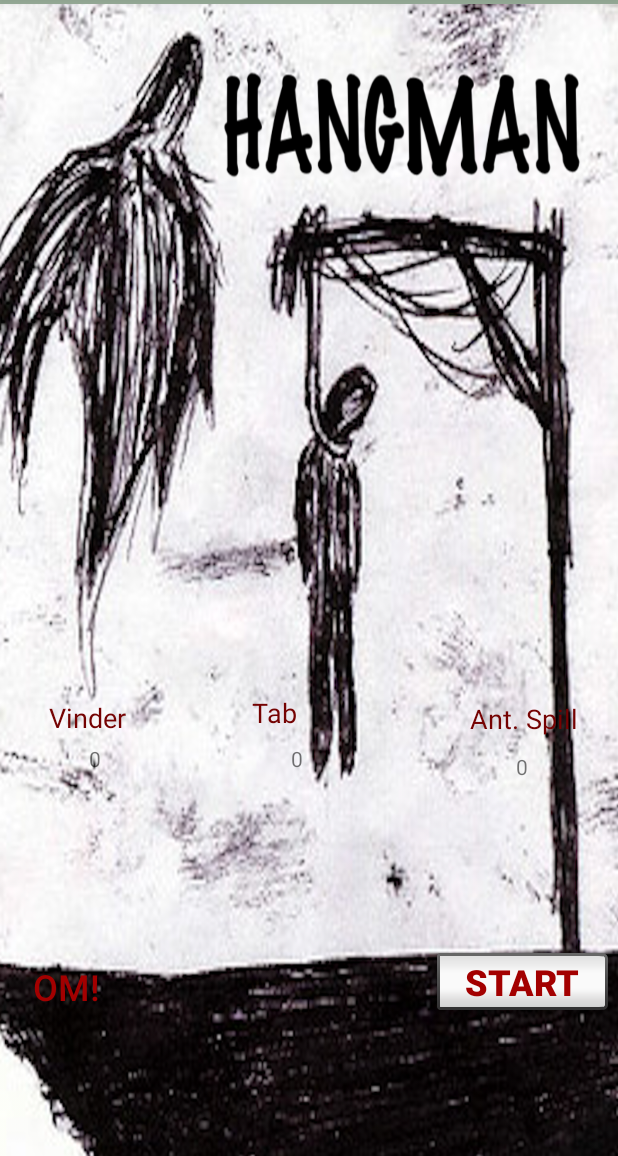
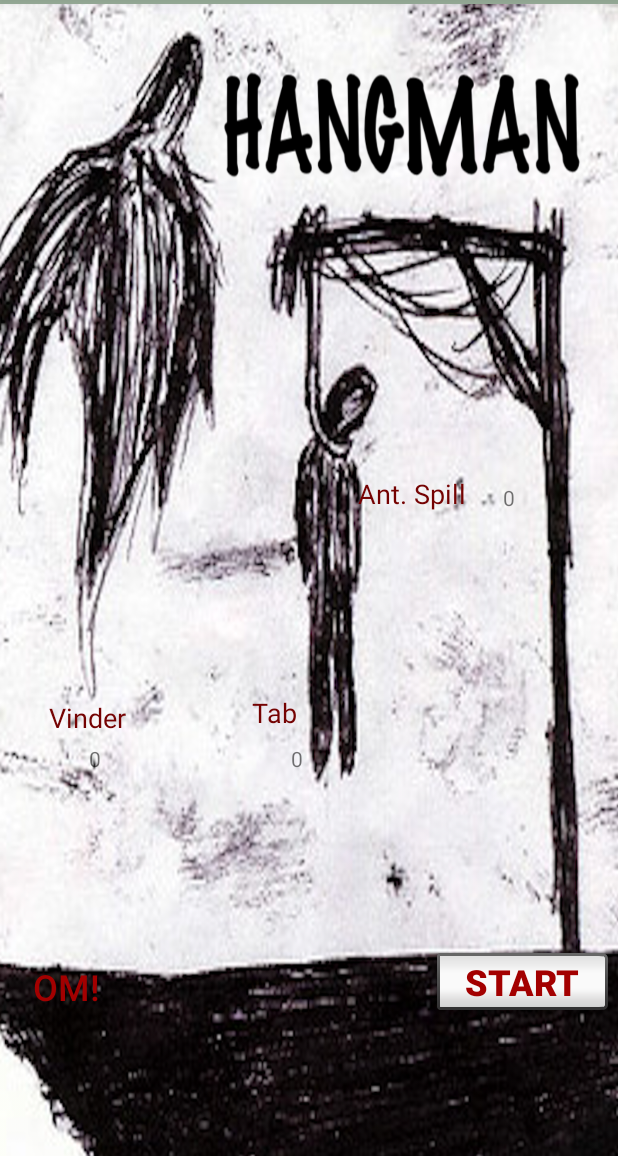
Before and after one commit to Thaer91/minGalgeleg-2, an Android app: the screen it shows after launch (MainActivity), on a phone screen of 412 x 824 dp, the part 80-1236 px from its top. Run offline under Robolectric (Android 15) with nearby library versions, the phone set to English and light mode, and no system bars.

```diff
--- a/app/src/main/res/layout/activity_main.xml
+++ b/app/src/main/res/layout/activity_main.xml
@@ -108,10 +108,10 @@
         android:id="@+id/textView8"
         android:layout_width="wrap_content"
         android:layout_height="wrap_content"
-        android:layout_marginStart="314dp"
-        android:layout_marginTop="446dp"
-        android:layout_marginEnd="27dp"
-        android:layout_marginBottom="261dp"
+        android:layout_marginStart="239dp"
+        android:layout_marginTop="296dp"
+        android:layout_marginEnd="102dp"
+        android:layout_marginBottom="411dp"
         android:text="Ant. Spill"
         android:textColor="#750202"
         android:textSize="18sp"
@@ -124,10 +124,10 @@
         android:id="@+id/textView9"
         android:layout_width="wrap_content"
         android:layout_height="wrap_content"
-        android:layout_marginStart="318dp"
-        android:layout_marginTop="480dp"
-        android:layout_marginEnd="34dp"
-        android:layout_marginBottom="232dp"
+        android:layout_marginStart="309dp"
+        android:layout_marginTop="301dp"
+        android:layout_marginEnd="43dp"
+        android:layout_marginBottom="411dp"
         android:text="TextView"
         app:layout_constraintBottom_toBottomOf="parent"
         app:layout_constraintEnd_toEndOf="parent"
```
